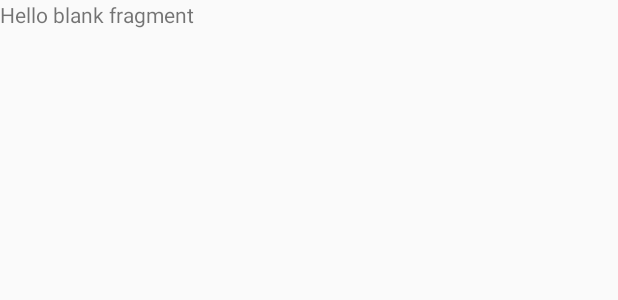
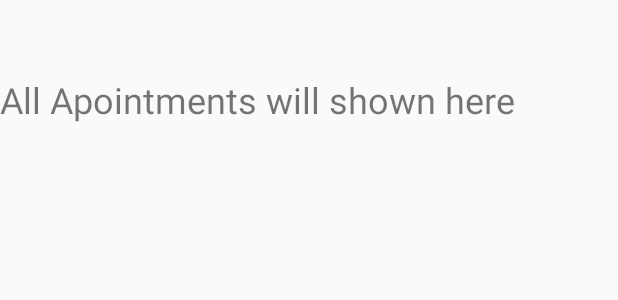
Before and after one commit to ejChathuranga/Agent_Mgt_Diary, an Android app: the layout fragment_all_appointments_frag.xml on its own in the app's theme, with its tools: preview values and no code run, on a phone screen of 412 x 824 dp. Shown: the top 300 px of the screen. Run offline under Robolectric (Android 15) with nearby library versions, the light colour scheme and no system bars.

Commit message:
UI changes

```diff
--- a/app/src/main/res/layout/fragment_all_appointments_frag.xml
+++ b/app/src/main/res/layout/fragment_all_appointments_frag.xml
@@ -5,9 +5,12 @@
     tools:context="genesip.com.ej.insuarance_agent_mgt_diary.appointment.AllAppointments_frag">
 
     <!-- TODO: Update blank fragment layout -->
+
     <TextView
-        android:layout_width="match_parent"
-        android:layout_height="match_parent"
-        android:text="@string/hello_blank_fragment" />
-
+        android:id="@+id/textView10"
+        android:layout_width="wrap_content"
+        android:layout_height="wrap_content"
+        android:layout_marginTop="50dp"
+        android:text="All Apointments will shown here"
+        android:textSize="24sp" />
 </FrameLayout>
--- a/app/src/main/res/layout/fragment_existing_client_appointment_frag.xml
+++ b/app/src/main/res/layout/fragment_existing_client_appointment_frag.xml
@@ -8,6 +8,7 @@
     <TextView
         android:layout_width="match_parent"
         android:layout_height="match_parent"
-        android:text="@string/hello_blank_fragment" />
+        android:text="Adding existing client apointment"
+        android:textSize="24sp" />
 
 </FrameLayout>
--- a/app/src/main/res/layout/fragment_potential_client_appointment_frag.xml
+++ b/app/src/main/res/layout/fragment_potential_client_appointment_frag.xml
@@ -8,6 +8,7 @@
     <TextView
         android:layout_width="match_parent"
         android:layout_height="match_parent"
-        android:text="@string/hello_blank_fragment" />
+        android:text="Adding potential client apointment"
+        android:textSize="24sp" />
 
 </FrameLayout>
```
